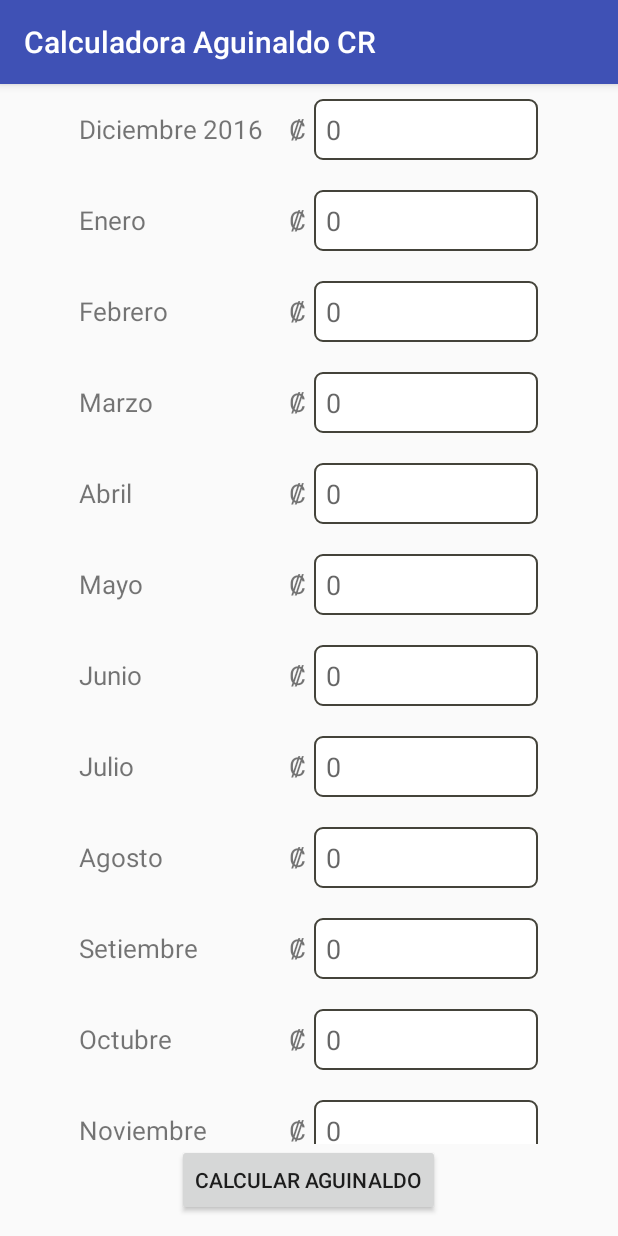
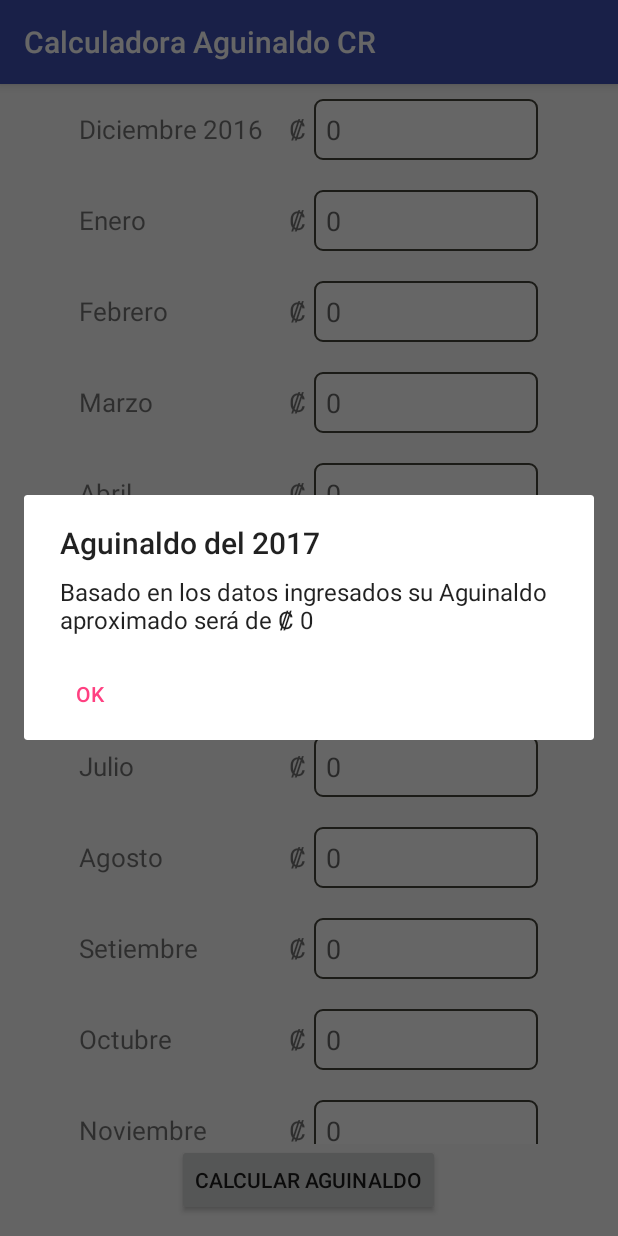
Before and after one commit to eusan91/AguinaldoCR, an Android app: the screen it shows after launch (MainActivity), after a tap on "CALCULAR AGUINALDO", on a phone screen of 412 x 824 dp. Run offline under Robolectric (Android 15) with nearby library versions, the phone set to English and light mode, and no system bars.

Commit message:
AlertDialog funcionando

```diff
--- a/app/src/main/java/com/santamaria/aguinaldocr/MainActivity.kt
+++ b/app/src/main/java/com/santamaria/aguinaldocr/MainActivity.kt
@@ -1,8 +1,11 @@
 package com.santamaria.aguinaldocr
 
+import android.content.DialogInterface
 import android.support.v7.app.AppCompatActivity
 import android.os.Bundle
+import android.os.Message
 import android.os.PersistableBundle
+import android.support.v7.app.AlertDialog
 import android.view.View
 import android.widget.ListView
 import android.widget.Toast
@@ -12,8 +15,9 @@ import java.util.ArrayList
 
 class MainActivity : AppCompatActivity() {
 
-    var monthList : ArrayList<Month> = ArrayList()
-    var df : DecimalFormat = DecimalFormat("#,###,###.##")
+    private var monthList : ArrayList<Month> = ArrayList()
+    private var df : DecimalFormat = DecimalFormat("#,###,###.##")
+    private var year = Calendar.getInstance().get(Calendar.YEAR)
 
     override fun onCreate(savedInstanceState: Bundle?) {
         super.onCreate(savedInstanceState)
@@ -48,16 +52,14 @@ class MainActivity : AppCompatActivity() {
 
         }
 
-        Toast.makeText(this, "Su aguinaldo será de:  ₡" +  df.format(totalAmountSalaries/12), Toast.LENGTH_LONG).show()
+        alertDialogResult(totalAmountSalaries/12)
+        //Toast.makeText(this, "Su aguinaldo será de:  ₡" +  df.format(totalAmountSalaries/12), Toast.LENGTH_LONG).show()
 
     }
 
     fun LoadList () {
 
-        //previous year
-        val year = Calendar.getInstance().get(Calendar.YEAR)-1
-
-        monthList.add(Month("Diciembre "+ year))
+        monthList.add(Month("Diciembre "+ (year-1)))
         monthList.add(Month("Enero"))
         monthList.add(Month("Febrero"))
         monthList.add(Month("Marzo"))
@@ -76,4 +78,16 @@ class MainActivity : AppCompatActivity() {
         super.onSaveInstanceState(outState)
         outState?.putParcelableArrayList("array",monthList)
     }
+
+    fun alertDialogResult(aguinaldo : Double) {
+
+        val dialog : AlertDialog = AlertDialog.Builder(this@MainActivity).create()
+
+        dialog.setTitle("Aguinaldo del "+ year)
+        dialog.setMessage("Basado en los datos ingresados su Aguinaldo aproximado será de ₡ "+ df.format(aguinaldo))
+        dialog.setButton(AlertDialog.BUTTON_NEUTRAL, "OK", DialogInterface.OnClickListener { dialogInterface, i ->  })
+
+        dialog.show()
+
+    }
 }
```
